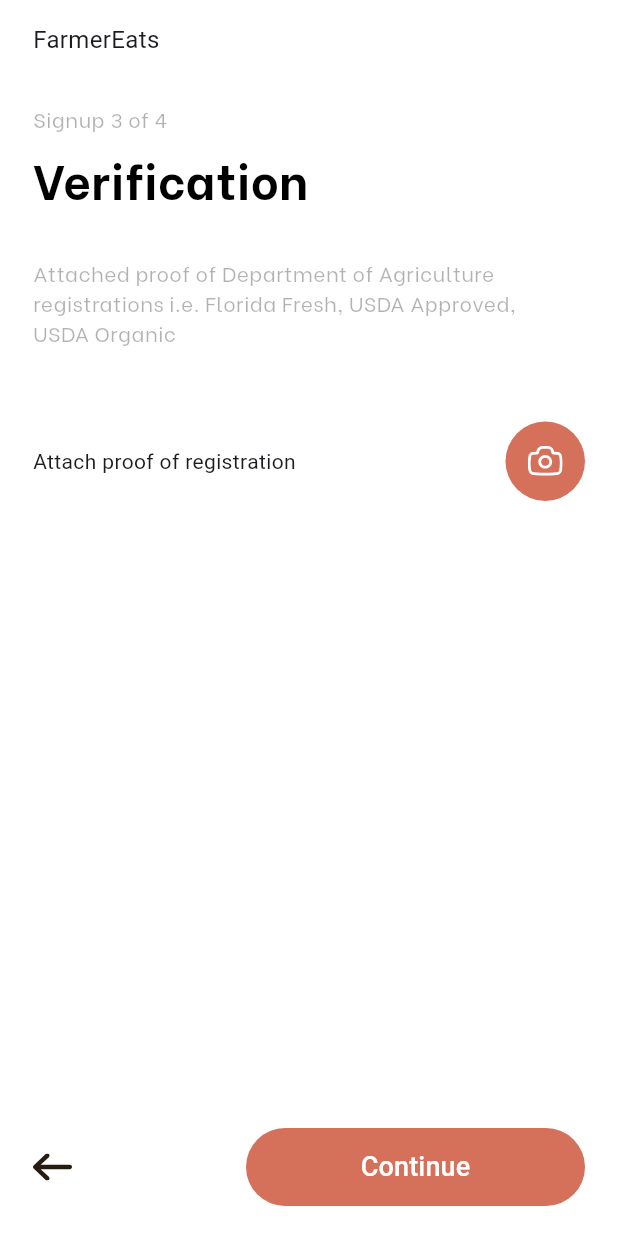
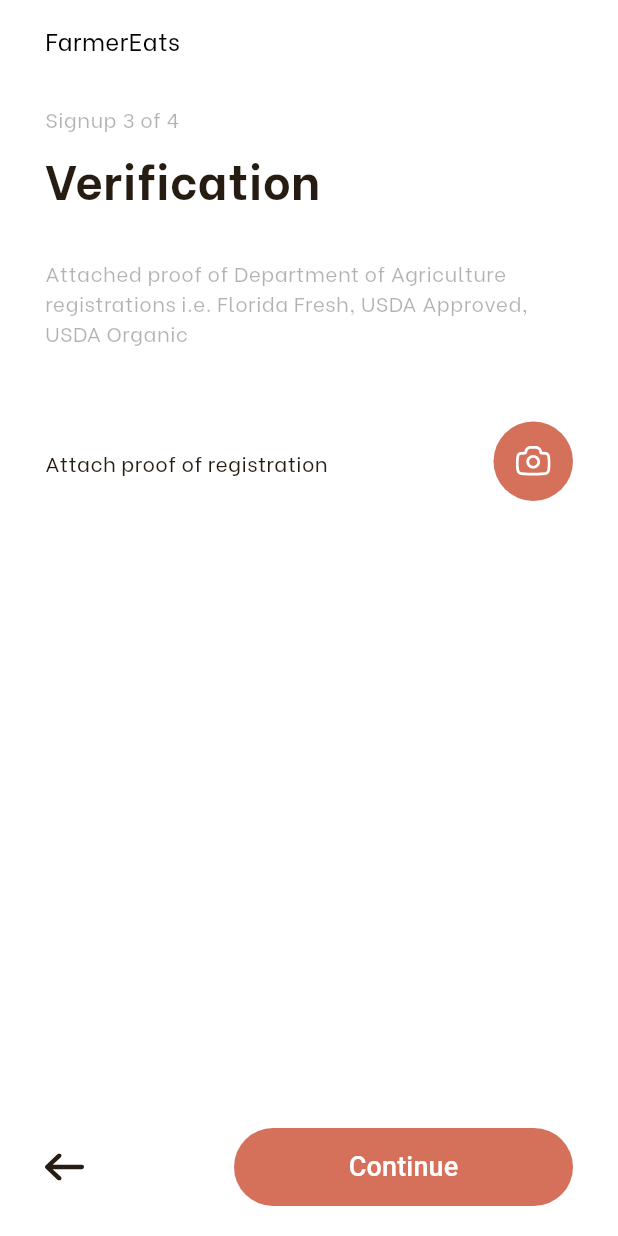
Before and after one commit to asheesh20/software_lab, a Flutter app: the SignupThree screen opened directly, on a phone screen of 412 x 824 dp. Run offline on Flutter 3.47's test engine with Material 3 defaults, Android fonts, the phone set to English and light mode, and no system bars; our stand-ins replace flutter_svg; Roboto replaces fonts that are missing (assets/fonts/BeVietnam-ExtraBold.ttf).

Commit message:
signupthree screen finalized

```diff
--- a/lib/main.dart
+++ b/lib/main.dart
@@ -24,8 +24,8 @@ class MyApp extends StatelessWidget {
       //home: VerifyOtp(),
       //home: ResetPassword(),
       //home: SignupOne(),
-      home: SignupTwo(),
-      //home: SignupThree(),
+      //home: SignupTwo(),
+      home: SignupThree(),
       //home: SignupFour(),
       //home: SignupFive(),
     );
--- a/lib/views/signup_three.dart
+++ b/lib/views/signup_three.dart
@@ -16,13 +16,18 @@ class _SignupThreeState extends State<SignupThree> {
       backgroundColor: Colors.white,
       body: SafeArea(
           child: Padding(
-        padding: const EdgeInsets.symmetric(horizontal: 22.0, vertical: 15),
+        padding: const EdgeInsets.symmetric(horizontal: 30.0, vertical: 15),
         child: Column(
           crossAxisAlignment: CrossAxisAlignment.start,
           children: [
             const Text(
               'FarmerEats',
-              style: TextStyle(fontSize: 16, fontWeight: FontWeight.w400),
+              style: TextStyle(
+                fontSize: 16,
+                fontWeight: FontWeight.w400,
+                fontFamily: 'BeVietnam',
+                color: Color.fromRGBO(0, 0, 0, 1),
+              ),
             ),
             const SizedBox(height: 30),
             const Text(
@@ -30,17 +35,18 @@ class _SignupThreeState extends State<SignupThree> {
               style: TextStyle(
                 fontFamily: 'BeVietnam',
                 fontSize: 14,
-                  color: Color.fromARGB(77, 0, 0, 0),
-                  fontWeight: FontWeight.w500),
+                color: Color.fromRGBO(0, 0, 0, 0.3),
+                fontWeight: FontWeight.w500,
+              ),
             ),
             const SizedBox(height: 7),
             const Text(
               'Verification',
               style: TextStyle(
-                fontFamily: 'BeVietnam',
-                color: Colors.black,
+                color: Color.fromRGBO(38, 28, 18, 1),
                 fontSize: 32,
                 fontWeight: FontWeight.w700,
+                fontFamily: 'BeVietnam',
               ),
             ),
             const SizedBox(
@@ -79,21 +85,32 @@ class _SignupThreeState extends State<SignupThree> {
             Row(
               mainAxisAlignment: MainAxisAlignment.spaceBetween,
               children: [
-                const Text('Attach proof of registration'),
-                CircleAvatar(
-                  radius: 26.5,
-                  backgroundColor: const Color.fromARGB(255, 213, 113, 91),
+                const Text(
+                  'Attach proof of registration',
+                  style: TextStyle(
+                    fontFamily: 'BeVietnam',
+                    fontWeight: FontWeight.w400,
+                    fontSize: 14,
+                    color: Color.fromRGBO(38, 28, 18, 1),
+                  ),
+                ),
+                SizedBox(
+                  height: 53,
+                  width: 53,
+                  child: CircleAvatar(
+                    backgroundColor: const Color.fromRGBO(213, 113, 91, 1),
                     child: SvgPicture.asset(
                       'assets/images/camera.svg',
                       width: 23.96,
                       height: 20.33,
+                    ),
                   ),
                 )
               ],
             ),
             const Spacer(),
             Padding(
-              padding: const EdgeInsets.symmetric(vertical: 5, horizontal: 0),
+              padding: const EdgeInsets.symmetric(vertical: 5),
               child: Row(
                 mainAxisAlignment: MainAxisAlignment.spaceBetween,
                 children: [
@@ -120,7 +137,7 @@ class _SignupThreeState extends State<SignupThree> {
                         'Continue',
                         style: TextStyle(
                           fontFamily: 'assets/fonts/BeVietnam-ExtraBold.ttf',
-                          color: Color(0xFFFFFFFF),
+                          color: Color.fromRGBO(255, 255, 255, 1),
                           fontSize: 18,
                           fontWeight: FontWeight.w500,
                         ),
```
Lines whose indentation alone changed are shown as unchanged.
